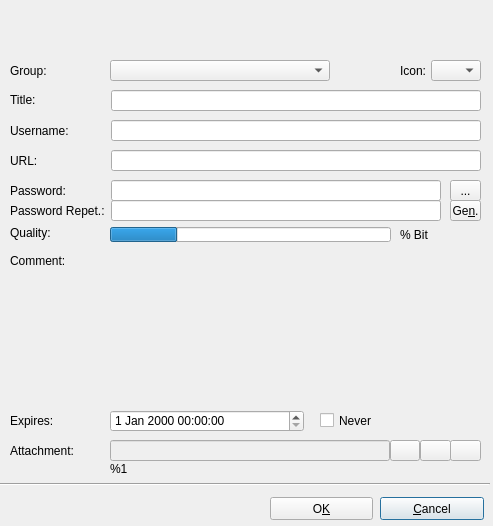
Before: the Qt Designer form src/forms/EditEntryDlg.ui in thooge/keepassx1, drawn with Qt 5.
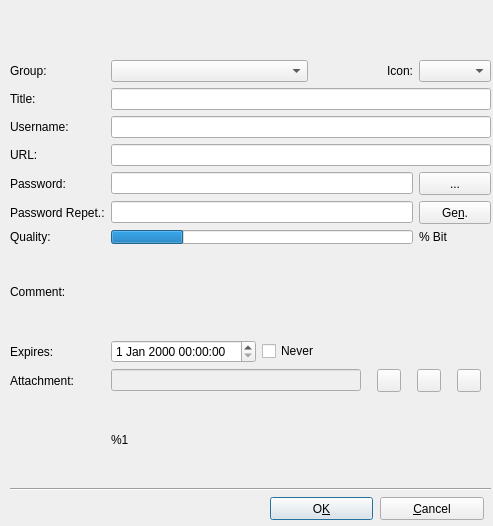
After: the same form once the commit is applied. Icons and pictures are not drawn. Custom widgets are drawn as their Qt base class.

Commit message: grid array for widgets in EditEntryDlg

```diff
--- a/src/forms/EditEntryDlg.ui
+++ b/src/forms/EditEntryDlg.ui
@@ -38,191 +38,20 @@
   <property name="modal" >
    <bool>true</bool>
   </property>
-  <widget class="QLineEdit" name="Edit_Title" >
+  <widget class="QPushButton" name="ButtonOK" >
    <property name="geometry" >
     <rect>
-     <x>111</x>
-     <y>90</y>
-     <width>370</width>
-     <height>21</height>
+     <x>270</x>
+     <y>497</y>
+     <width>103</width>
+     <height>23</height>
     </rect>
    </property>
-  </widget>
-  <widget class="QLineEdit" name="Edit_Password_w" >
-   <property name="geometry" >
-    <rect>
-     <x>111</x>
-     <y>200</y>
-     <width>330</width>
-     <height>21</height>
-    </rect>
-   </property>
-  </widget>
-  <widget class="QLineEdit" name="Edit_UserName" >
-   <property name="geometry" >
-    <rect>
-     <x>111</x>
-     <y>120</y>
-     <width>370</width>
-     <height>21</height>
-    </rect>
-   </property>
-  </widget>
-  <widget class="QLineEdit" name="Edit_Password" >
-   <property name="geometry" >
-    <rect>
-     <x>111</x>
-     <y>180</y>
-     <width>330</width>
-     <height>21</height>
-    </rect>
-   </property>
-  </widget>
-  <widget class="QComboBox" name="Combo_Group" >
-   <property name="geometry" >
-    <rect>
-     <x>110</x>
-     <y>60</y>
-     <width>220</width>
-     <height>21</height>
-    </rect>
-   </property>
-  </widget>
-  <widget class="QComboBox" name="Combo_IconPicker" >
-   <property name="geometry" >
-    <rect>
-     <x>431</x>
-     <y>60</y>
-     <width>50</width>
-     <height>21</height>
-    </rect>
-   </property>
-  </widget>
-  <widget class="QLabel" name="textLabel5" >
-   <property name="geometry" >
-    <rect>
-     <x>10</x>
-     <y>120</y>
-     <width>90</width>
-     <height>21</height>
-    </rect>
-   </property>
    <property name="text" >
-    <string>Username:</string>
+    <string>O&amp;K</string>
    </property>
-  </widget>
-  <widget class="QLabel" name="textLabel8" >
-   <property name="geometry" >
-    <rect>
-     <x>10</x>
-     <y>200</y>
-     <width>97</width>
-     <height>21</height>
-    </rect>
-   </property>
-   <property name="text" >
-    <string>Password Repet.:</string>
-   </property>
-  </widget>
-  <widget class="QLabel" name="textLabel4" >
-   <property name="geometry" >
-    <rect>
-     <x>10</x>
-     <y>90</y>
-     <width>90</width>
-     <height>20</height>
-    </rect>
-   </property>
-   <property name="text" >
-    <string>Title:</string>
-   </property>
-  </widget>
-  <widget class="QLabel" name="textLabel7" >
-   <property name="geometry" >
-    <rect>
-     <x>10</x>
-     <y>150</y>
-     <width>90</width>
-     <height>21</height>
-    </rect>
-   </property>
-   <property name="text" >
-    <string>URL:</string>
-   </property>
-  </widget>
-  <widget class="QLabel" name="textLabel6" >
-   <property name="geometry" >
-    <rect>
-     <x>10</x>
-     <y>180</y>
-     <width>100</width>
-     <height>21</height>
-    </rect>
-   </property>
-   <property name="text" >
-    <string>Password:</string>
-   </property>
-  </widget>
-  <widget class="QLabel" name="textLabel9" >
-   <property name="geometry" >
-    <rect>
-     <x>10</x>
-     <y>225</y>
-     <width>90</width>
-     <height>16</height>
-    </rect>
-   </property>
-   <property name="text" >
-    <string>Quality:</string>
-   </property>
-  </widget>
-  <widget class="QLabel" name="textLabel10" >
-   <property name="geometry" >
-    <rect>
-     <x>10</x>
-     <y>250</y>
-     <width>100</width>
-     <height>21</height>
-    </rect>
-   </property>
-   <property name="text" >
-    <string>Comment:</string>
-   </property>
-  </widget>
-  <widget class="QLabel" name="textLabel11" >
-   <property name="geometry" >
-    <rect>
-     <x>10</x>
-     <y>410</y>
-     <width>100</width>
-     <height>21</height>
-    </rect>
-   </property>
-   <property name="text" >
-    <string>Expires:</string>
-   </property>
-  </widget>
-  <widget class="QLineEdit" name="Edit_URL" >
-   <property name="geometry" >
-    <rect>
-     <x>111</x>
-     <y>150</y>
-     <width>370</width>
-     <height>21</height>
-    </rect>
-   </property>
-  </widget>
-  <widget class="QLabel" name="textLabel3" >
-   <property name="geometry" >
-    <rect>
-     <x>10</x>
-     <y>60</y>
-     <width>90</width>
-     <height>21</height>
-    </rect>
-   </property>
-   <property name="text" >
-    <string>Group:</string>
+   <property name="shortcut" >
+    <string>Alt+K</string>
    </property>
   </widget>
   <widget class="QPushButton" name="ButtonCancel" >
@@ -241,19 +70,6 @@
     <string>Alt+C</string>
    </property>
   </widget>
-  <widget class="QLabel" name="Label_AttachmentSize" >
-   <property name="geometry" >
-    <rect>
-     <x>110</x>
-     <y>461</y>
-     <width>120</width>
-     <height>16</height>
-    </rect>
-   </property>
-   <property name="text" >
-    <string>%1</string>
-   </property>
-  </widget>
   <widget class="QLabel" name="Banner" >
    <property name="geometry" >
     <rect>
@@ -275,218 +91,298 @@
     <bool>true</bool>
    </property>
   </widget>
-  <widget class="QLabel" name="textLabel1" >
-   <property name="geometry" >
-    <rect>
-     <x>400</x>
-     <y>60</y>
-     <width>27</width>
-     <height>21</height>
-    </rect>
-   </property>
-   <property name="text" >
-    <string>Icon:</string>
-   </property>
-  </widget>
-  <widget class="QLabel" name="Label_Bits" >
-   <property name="geometry" >
-    <rect>
-     <x>400</x>
-     <y>228</y>
-     <width>44</width>
-     <height>14</height>
-    </rect>
-   </property>
-   <property name="text" >
-    <string>% Bit</string>
-   </property>
-  </widget>
-  <widget class="QToolButton" name="ButtonGenPw" >
-   <property name="geometry" >
-    <rect>
-     <x>450</x>
-     <y>200</y>
-     <width>31</width>
-     <height>21</height>
-    </rect>
-   </property>
-   <property name="text" >
-    <string>Ge&amp;n.</string>
-   </property>
-  </widget>
-  <widget class="QToolButton" name="ButtonEchoMode" >
-   <property name="geometry" >
-    <rect>
-     <x>450</x>
-     <y>180</y>
-     <width>31</width>
-     <height>21</height>
-    </rect>
-   </property>
-   <property name="text" >
-    <string>...</string>
-   </property>
-  </widget>
-  <widget class="QPushButton" name="ButtonOK" >
-   <property name="geometry" >
-    <rect>
-     <x>270</x>
-     <y>497</y>
-     <width>103</width>
-     <height>23</height>
-    </rect>
-   </property>
-   <property name="text" >
-    <string>O&amp;K</string>
-   </property>
-   <property name="shortcut" >
-    <string>Alt+K</string>
-   </property>
-  </widget>
-  <widget class="Q3TextEdit" name="Edit_Comment" >
-   <property name="geometry" >
-    <rect>
-     <x>111</x>
-     <y>250</y>
-     <width>370</width>
-     <height>151</height>
-    </rect>
-   </property>
-  </widget>
-  <widget class="QDateTimeEdit" name="DateTime_Expire" >
-   <property name="geometry" >
-    <rect>
-     <x>110</x>
-     <y>410</y>
-     <width>194</width>
-     <height>22</height>
-    </rect>
-   </property>
-  </widget>
-  <widget class="QCheckBox" name="CheckBox_ExpiresNever" >
-   <property name="geometry" >
-    <rect>
-     <x>320</x>
-     <y>410</y>
-     <width>161</width>
-     <height>21</height>
-    </rect>
-   </property>
-   <property name="text" >
-    <string>Never</string>
-   </property>
-  </widget>
-  <widget class="QProgressBar" name="Progress_Quali" >
-   <property name="geometry" >
-    <rect>
-     <x>110</x>
-     <y>227</y>
-     <width>281</width>
-     <height>15</height>
-    </rect>
-   </property>
-   <property name="value" >
-    <number>24</number>
-   </property>
-   <property name="textVisible" >
-    <bool>false</bool>
-   </property>
-   <property name="orientation" >
-    <enum>Qt::Horizontal</enum>
-   </property>
-  </widget>
-  <widget class="QLabel" name="textLabel12" >
+  <widget class="QWidget" name="" >
    <property name="geometry" >
     <rect>
      <x>10</x>
-     <y>440</y>
-     <width>90</width>
-     <height>21</height>
+     <y>60</y>
+     <width>481</width>
+     <height>431</height>
     </rect>
    </property>
-   <property name="text" >
-    <string>Attachment:</string>
-   </property>
-  </widget>
-  <widget class="QLineEdit" name="Edit_Attachment" >
-   <property name="enabled" >
-    <bool>false</bool>
-   </property>
-   <property name="geometry" >
-    <rect>
-     <x>110</x>
-     <y>440</y>
-     <width>280</width>
-     <height>21</height>
-    </rect>
-   </property>
-  </widget>
-  <widget class="QToolButton" name="ButtonOpenAttachment" >
-   <property name="geometry" >
-    <rect>
-     <x>390</x>
-     <y>440</y>
-     <width>30</width>
-     <height>21</height>
-    </rect>
-   </property>
-   <property name="text" >
-    <string/>
-   </property>
-   <property name="icon" >
-    <iconset/>
-   </property>
-  </widget>
-  <widget class="QToolButton" name="ButtonSaveAttachment" >
-   <property name="geometry" >
-    <rect>
-     <x>420</x>
-     <y>440</y>
-     <width>31</width>
-     <height>21</height>
-    </rect>
-   </property>
-   <property name="text" >
-    <string/>
-   </property>
-   <property name="icon" >
-    <iconset/>
-   </property>
-  </widget>
-  <widget class="QToolButton" name="ButtonDeleteAttachment" >
-   <property name="geometry" >
-    <rect>
-     <x>450</x>
-     <y>440</y>
-     <width>31</width>
-     <height>21</height>
-    </rect>
-   </property>
-   <property name="text" >
-    <string/>
-   </property>
-   <property name="icon" >
-    <iconset/>
-   </property>
-  </widget>
-  <widget class="Line" name="line1" >
-   <property name="geometry" >
-    <rect>
-     <x>0</x>
-     <y>476</y>
-     <width>490</width>
-     <height>16</height>
-    </rect>
-   </property>
-   <property name="frameShape" >
-    <enum>QFrame::HLine</enum>
-   </property>
-   <property name="frameShadow" >
-    <enum>QFrame::Sunken</enum>
-   </property>
-   <property name="orientation" >
-    <enum>Qt::Horizontal</enum>
-   </property>
+   <layout class="QGridLayout" >
+    <property name="margin" >
+     <number>0</number>
+    </property>
+    <property name="spacing" >
+     <number>6</number>
+    </property>
+    <item row="6" column="0" >
+     <widget class="QLabel" name="textLabel9" >
+      <property name="text" >
+       <string>Quality:</string>
+      </property>
+     </widget>
+    </item>
+    <item row="9" column="0" >
+     <widget class="QLabel" name="textLabel12" >
+      <property name="text" >
+       <string>Attachment:</string>
+      </property>
+     </widget>
+    </item>
+    <item row="4" column="5" >
+     <widget class="QToolButton" name="ButtonEchoMode" >
+      <property name="sizePolicy" >
+       <sizepolicy>
+        <hsizetype>1</hsizetype>
+        <vsizetype>0</vsizetype>
+        <horstretch>0</horstretch>
+        <verstretch>0</verstretch>
+       </sizepolicy>
+      </property>
+      <property name="minimumSize" >
+       <size>
+        <width>0</width>
+        <height>23</height>
+       </size>
+      </property>
+      <property name="maximumSize" >
+       <size>
+        <width>16777215</width>
+        <height>23</height>
+       </size>
+      </property>
+      <property name="text" >
+       <string>...</string>
+      </property>
+     </widget>
+    </item>
+    <item row="1" column="0" >
+     <widget class="QLabel" name="textLabel4" >
+      <property name="text" >
+       <string>Title:</string>
+      </property>
+     </widget>
+    </item>
+    <item row="2" column="0" >
+     <widget class="QLabel" name="textLabel5" >
+      <property name="text" >
+       <string>Username:</string>
+      </property>
+     </widget>
+    </item>
+    <item row="7" column="0" >
+     <widget class="QLabel" name="textLabel10" >
+      <property name="text" >
+       <string>Comment:</string>
+      </property>
+     </widget>
+    </item>
+    <item row="8" column="1" >
+     <widget class="QDateTimeEdit" name="DateTime_Expire" />
+    </item>
+    <item row="10" column="1" >
+     <widget class="QLabel" name="Label_AttachmentSize" >
+      <property name="text" >
+       <string>%1</string>
+      </property>
+     </widget>
+    </item>
+    <item row="4" column="1" colspan="4" >
+     <widget class="QLineEdit" name="Edit_Password" />
+    </item>
+    <item row="3" column="0" >
+     <widget class="QLabel" name="textLabel7" >
+      <property name="text" >
+       <string>URL:</string>
+      </property>
+     </widget>
+    </item>
+    <item row="5" column="5" >
+     <widget class="QToolButton" name="ButtonGenPw" >
+      <property name="sizePolicy" >
+       <sizepolicy>
+        <hsizetype>1</hsizetype>
+        <vsizetype>0</vsizetype>
+        <horstretch>0</horstretch>
+        <verstretch>0</verstretch>
+       </sizepolicy>
+      </property>
+      <property name="minimumSize" >
+       <size>
+        <width>0</width>
+        <height>23</height>
+       </size>
+      </property>
+      <property name="maximumSize" >
+       <size>
+        <width>16777215</width>
+        <height>23</height>
+       </size>
+      </property>
+      <property name="text" >
+       <string>Ge&amp;n.</string>
+      </property>
+     </widget>
+    </item>
+    <item row="5" column="1" colspan="4" >
+     <widget class="QLineEdit" name="Edit_Password_w" />
+    </item>
+    <item row="0" column="0" >
+     <widget class="QLabel" name="textLabel3" >
+      <property name="text" >
+       <string>Group:</string>
+      </property>
+     </widget>
+    </item>
+    <item row="1" column="1" colspan="5" >
+     <widget class="QLineEdit" name="Edit_Title" />
+    </item>
+    <item row="9" column="1" colspan="3" >
+     <widget class="QLineEdit" name="Edit_Attachment" >
+      <property name="enabled" >
+       <bool>false</bool>
+      </property>
+      <property name="sizePolicy" >
+       <sizepolicy>
+        <hsizetype>1</hsizetype>
+        <vsizetype>0</vsizetype>
+        <horstretch>0</horstretch>
+        <verstretch>0</verstretch>
+       </sizepolicy>
+      </property>
+     </widget>
+    </item>
+    <item row="2" column="1" colspan="5" >
+     <widget class="QLineEdit" name="Edit_UserName" />
+    </item>
+    <item row="5" column="0" >
+     <widget class="QLabel" name="textLabel8" >
+      <property name="text" >
+       <string>Password Repet.:</string>
+      </property>
+     </widget>
+    </item>
+    <item row="0" column="1" colspan="2" >
+     <widget class="QComboBox" name="Combo_Group" />
+    </item>
+    <item row="3" column="1" colspan="5" >
+     <widget class="QLineEdit" name="Edit_URL" />
+    </item>
+    <item row="4" column="0" >
+     <widget class="QLabel" name="textLabel6" >
+      <property name="text" >
+       <string>Password:</string>
+      </property>
+     </widget>
+    </item>
+    <item row="8" column="0" >
+     <widget class="QLabel" name="textLabel11" >
+      <property name="text" >
+       <string>Expires:</string>
+      </property>
+     </widget>
+    </item>
+    <item row="7" column="1" colspan="5" >
+     <widget class="Q3TextEdit" name="Edit_Comment" />
+    </item>
+    <item row="11" column="0" colspan="6" >
+     <widget class="Line" name="line1" >
+      <property name="frameShape" >
+       <enum>QFrame::HLine</enum>
+      </property>
+      <property name="frameShadow" >
+       <enum>QFrame::Sunken</enum>
+      </property>
+      <property name="orientation" >
+       <enum>Qt::Horizontal</enum>
+      </property>
+     </widget>
+    </item>
+    <item row="0" column="5" >
+     <widget class="QComboBox" name="Combo_IconPicker" />
+    </item>
+    <item row="9" column="4" colspan="2" >
+     <layout class="QHBoxLayout" >
+      <property name="margin" >
+       <number>0</number>
+      </property>
+      <property name="spacing" >
+       <number>6</number>
+      </property>
+      <item>
+       <widget class="QToolButton" name="ButtonOpenAttachment" >
+        <property name="text" >
+         <string/>
+        </property>
+        <property name="icon" >
+         <iconset/>
+        </property>
+       </widget>
+      </item>
+      <item>
+       <widget class="QToolButton" name="ButtonSaveAttachment" >
+        <property name="text" >
+         <string/>
+        </property>
+        <property name="icon" >
+         <iconset/>
+        </property>
+       </widget>
+      </item>
+      <item>
+       <widget class="QToolButton" name="ButtonDeleteAttachment" >
+        <property name="text" >
+         <string/>
+        </property>
+        <property name="icon" >
+         <iconset/>
+        </property>
+       </widget>
+      </item>
+     </layout>
+    </item>
+    <item row="0" column="4" >
+     <widget class="QLabel" name="textLabel1" >
+      <property name="text" >
+       <string>Icon:</string>
+      </property>
+      <property name="alignment" >
+       <set>Qt::AlignRight|Qt::AlignTrailing|Qt::AlignVCenter</set>
+      </property>
+     </widget>
+    </item>
+    <item row="8" column="2" colspan="4" >
+     <widget class="QCheckBox" name="CheckBox_ExpiresNever" >
+      <property name="text" >
+       <string>Never</string>
+      </property>
+     </widget>
+    </item>
+    <item row="6" column="5" >
+     <widget class="QLabel" name="Label_Bits" >
+      <property name="text" >
+       <string>% Bit</string>
+      </property>
+     </widget>
+    </item>
+    <item row="6" column="1" colspan="4" >
+     <widget class="QProgressBar" name="Progress_Quali" >
+      <property name="minimumSize" >
+       <size>
+        <width>0</width>
+        <height>14</height>
+       </size>
+      </property>
+      <property name="maximumSize" >
+       <size>
+        <width>16777215</width>
+        <height>14</height>
+       </size>
+      </property>
+      <property name="value" >
+       <number>24</number>
+      </property>
+      <property name="textVisible" >
+       <bool>false</bool>
+      </property>
+      <property name="orientation" >
+       <enum>Qt::Horizontal</enum>
+      </property>
+     </widget>
+    </item>
+   </layout>
   </widget>
  </widget>
  <layoutdefault spacing="6" margin="11" />
```
